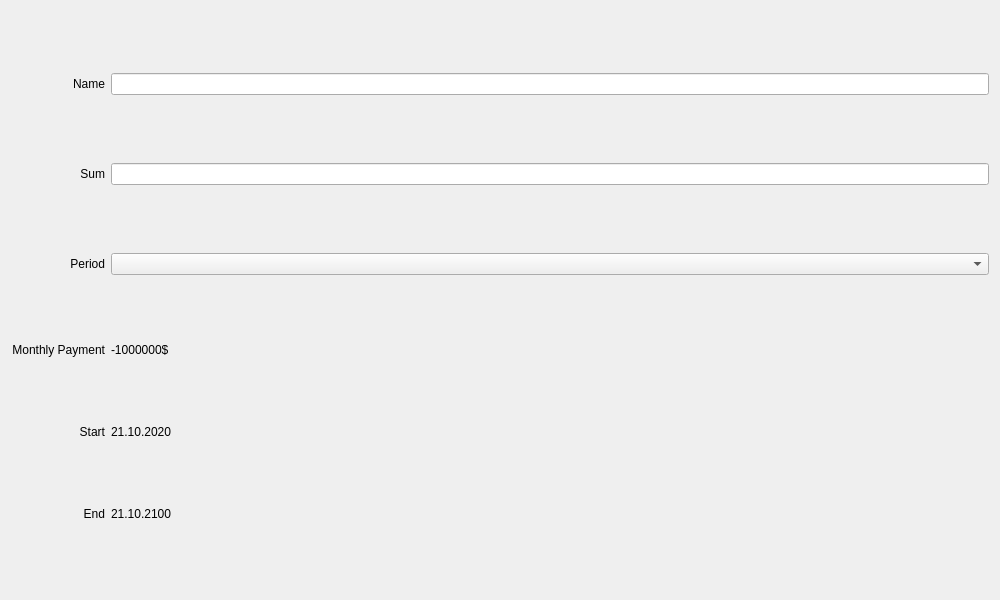
First picture: the form in views/credit/creditWidget/creditwidget.ui, repository IronTony-Stark/ATM, before the edit.
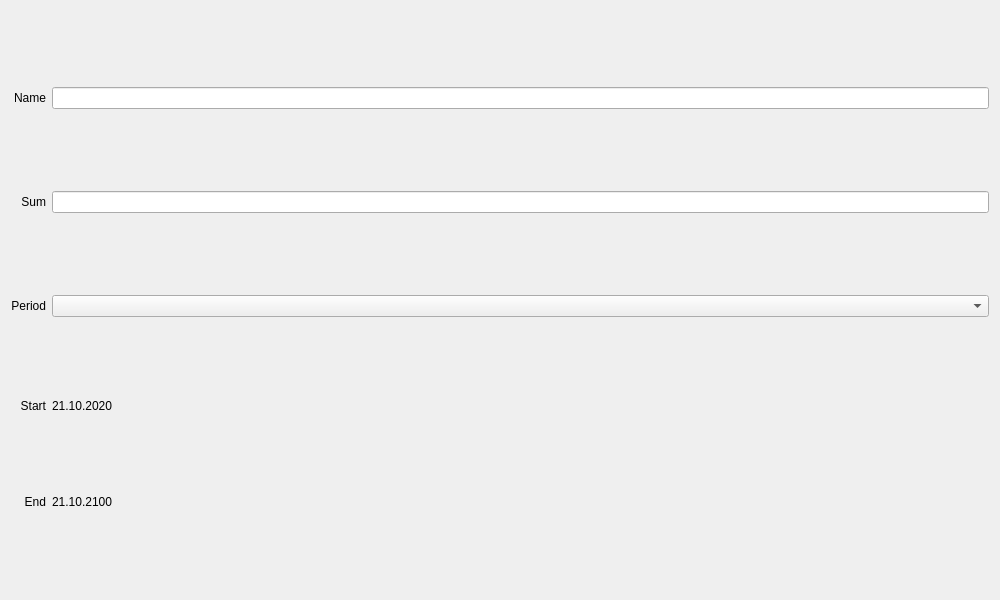
Second picture: the form after the edit.

Patch:
```diff
--- a/views/credit/creditWidget/creditwidget.ui
+++ b/views/credit/creditWidget/creditwidget.ui
@@ -14,38 +14,6 @@
    <string>Form</string>
   </property>
   <layout class="QGridLayout" name="gridLayout">
-   <item row="3" column="0">
-    <widget class="QLabel" name="labelPayment">
-     <property name="sizePolicy">
-      <sizepolicy hsizetype="Fixed" vsizetype="Fixed">
-       <horstretch>0</horstretch>
-       <verstretch>0</verstretch>
-      </sizepolicy>
-     </property>
-     <property name="text">
-      <string>Monthly Payment</string>
-     </property>
-     <property name="alignment">
-      <set>Qt::AlignRight|Qt::AlignTrailing|Qt::AlignVCenter</set>
-     </property>
-    </widget>
-   </item>
-   <item row="4" column="0">
-    <widget class="QLabel" name="labelStart">
-     <property name="sizePolicy">
-      <sizepolicy hsizetype="Preferred" vsizetype="Fixed">
-       <horstretch>0</horstretch>
-       <verstretch>0</verstretch>
-      </sizepolicy>
-     </property>
-     <property name="text">
-      <string>Start</string>
-     </property>
-     <property name="alignment">
-      <set>Qt::AlignRight|Qt::AlignTrailing|Qt::AlignVCenter</set>
-     </property>
-    </widget>
-   </item>
    <item row="1" column="0">
     <widget class="QLabel" name="labelSum">
      <property name="text">
@@ -56,56 +24,6 @@
      </property>
     </widget>
    </item>
-   <item row="5" column="2">
-    <widget class="QLabel" name="labelEndValue">
-     <property name="text">
-      <string>21.10.2100</string>
-     </property>
-    </widget>
-   </item>
-   <item row="4" column="2">
-    <widget class="QLabel" name="labelStartValue">
-     <property name="text">
-      <string>21.10.2020</string>
-     </property>
-    </widget>
-   </item>
-   <item row="1" column="2">
-    <widget class="QLineEdit" name="editSum"/>
-   </item>
-   <item row="3" column="2">
-    <widget class="QLabel" name="labelPaymentValue">
-     <property name="text">
-      <string>-1000000$</string>
-     </property>
-    </widget>
-   </item>
-   <item row="2" column="0">
-    <widget class="QLabel" name="labelPeriod">
-     <property name="text">
-      <string>Period</string>
-     </property>
-     <property name="alignment">
-      <set>Qt::AlignRight|Qt::AlignTrailing|Qt::AlignVCenter</set>
-     </property>
-    </widget>
-   </item>
-   <item row="5" column="0">
-    <widget class="QLabel" name="labelEnd">
-     <property name="sizePolicy">
-      <sizepolicy hsizetype="Preferred" vsizetype="Fixed">
-       <horstretch>0</horstretch>
-       <verstretch>0</verstretch>
-      </sizepolicy>
-     </property>
-     <property name="text">
-      <string>End</string>
-     </property>
-     <property name="alignment">
-      <set>Qt::AlignRight|Qt::AlignTrailing|Qt::AlignVCenter</set>
-     </property>
-    </widget>
-   </item>
    <item row="0" column="0">
     <widget class="QLabel" name="labelName">
      <property name="text">
@@ -116,12 +34,71 @@
      </property>
     </widget>
    </item>
+   <item row="4" column="0">
+    <widget class="QLabel" name="labelEnd">
+     <property name="sizePolicy">
+      <sizepolicy hsizetype="Preferred" vsizetype="Fixed">
+       <horstretch>0</horstretch>
+       <verstretch>0</verstretch>
+      </sizepolicy>
+     </property>
+     <property name="text">
+      <string>End</string>
+     </property>
+     <property name="alignment">
+      <set>Qt::AlignRight|Qt::AlignTrailing|Qt::AlignVCenter</set>
+     </property>
+    </widget>
+   </item>
+   <item row="1" column="2">
+    <widget class="QLineEdit" name="editSum"/>
+   </item>
    <item row="0" column="2">
     <widget class="QLineEdit" name="editName"/>
    </item>
    <item row="2" column="2">
     <widget class="QComboBox" name="comboPeriod"/>
    </item>
+   <item row="4" column="2">
+    <widget class="QLabel" name="labelEndValue">
+     <property name="text">
+      <string>21.10.2100</string>
+     </property>
+    </widget>
+   </item>
+   <item row="3" column="0">
+    <widget class="QLabel" name="labelStart">
+     <property name="sizePolicy">
+      <sizepolicy hsizetype="Preferred" vsizetype="Fixed">
+       <horstretch>0</horstretch>
+       <verstretch>0</verstretch>
+      </sizepolicy>
+     </property>
+     <property name="text">
+      <string>Start</string>
+     </property>
+     <property name="alignment">
+      <set>Qt::AlignRight|Qt::AlignTrailing|Qt::AlignVCenter</set>
+     </property>
+    </widget>
+   </item>
+   <item row="2" column="0">
+    <widget class="QLabel" name="labelPeriod">
+     <property name="text">
+      <string>Period</string>
+     </property>
+     <property name="alignment">
+      <set>Qt::AlignRight|Qt::AlignTrailing|Qt::AlignVCenter</set>
+     </property>
+    </widget>
+   </item>
+   <item row="3" column="2">
+    <widget class="QLabel" name="labelStartValue">
+     <property name="text">
+      <string>21.10.2020</string>
+     </property>
+    </widget>
+   </item>
   </layout>
  </widget>
  <resources/>
```
